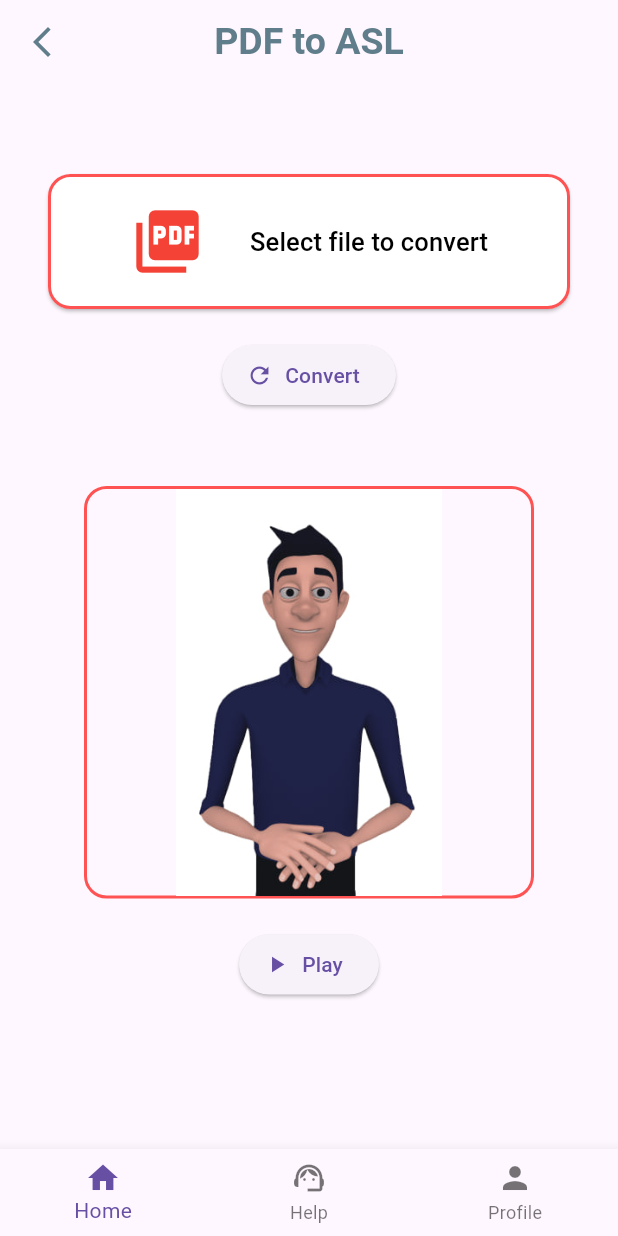
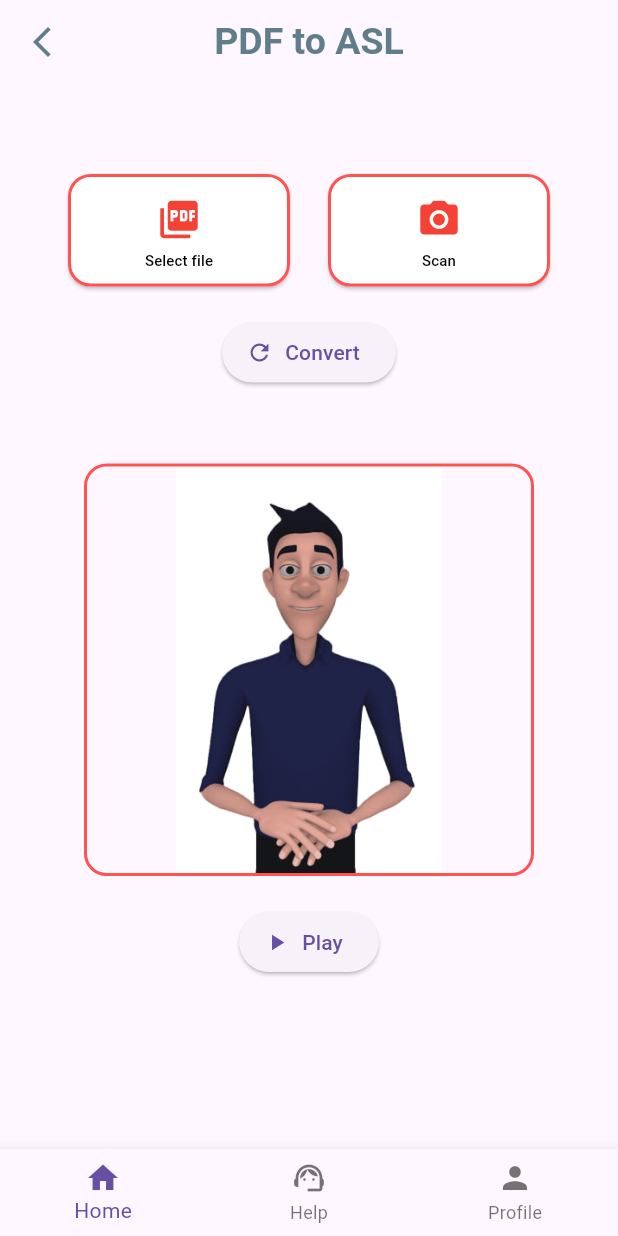
Before and after one commit to Deshan0802/SDGP, a Flutter app: the PdfToAsl screen opened directly, on a phone screen of 412 x 824 dp. Run offline on Flutter 3.47's test engine with Material 3 defaults, Android fonts, the phone set to English and light mode, and no system bars; drawn by our look-alikes of flutter_settings_screens; our stand-ins replace file_picker, firebase_auth, fluttertoast, image_picker, just_audio, percent_indicator and 2 more; missing offline and left inert: simple_ripple_animation; accounts and stored records are empty.

Commit message:
Add scan option to the 'Document to ASL' section

```diff
--- a/frontend/lib/screens/pdf_to_asl_screen.dart
+++ b/frontend/lib/screens/pdf_to_asl_screen.dart
@@ -1,9 +1,10 @@
 import 'package:flutter/material.dart';
+import 'package:image_picker/image_picker.dart';
 import 'package:file_picker/file_picker.dart';
 import 'package:front_end/widgets/reusable.dart';
 
 class PdfToAsl extends StatelessWidget {
-  const PdfToAsl({super.key});
+  const PdfToAsl({Key? key});
 
   Future<void> _openFileExplorer(BuildContext context) async {
     try {
@@ -18,6 +19,15 @@ class PdfToAsl extends StatelessWidget {
       }
     } catch (e) {
       print('Error picking file: $e');
+    }
+  }
+
+  Future<void> _openCamera(BuildContext context) async {
+    final picker = ImagePicker();
+    final pickedImage = await picker.pickImage(source: ImageSource.camera);
+    if (pickedImage != null) {
+      // Do something with the picked image
+      print('Image picked: ${pickedImage.path}');
     }
   }
 
@@ -50,6 +60,9 @@ class PdfToAsl extends StatelessWidget {
                 MainAxisAlignment.start, //Align children to the top
             children: [
               const SizedBox(height: 40),
+              Row(
+                mainAxisAlignment: MainAxisAlignment.spaceEvenly,
+                children: [
                   ElevatedButton(
                     onPressed: () => _openFileExplorer(context),
                     style: ElevatedButton.styleFrom(
@@ -60,24 +73,65 @@ class PdfToAsl extends StatelessWidget {
                       side: const BorderSide(color: Colors.redAccent, width: 2),
                     ),
                     child: const SizedBox(
-                  height: 90,
-                  width: 300,
-                  child: Row(
+                      height: 75,
+                      width: 100,
+                      child: Column(
                         mainAxisAlignment: MainAxisAlignment.center,
                         children: [
+                          SizedBox(
+                            height: 5,
+                          ),
                           Icon(
                             Icons.picture_as_pdf,
                             color: Colors.red,
-                        size: 50,
+                            size: 30,
                           ),
-                      SizedBox(width: 30),
+                          SizedBox(
+                            height: 5,
+                          ),
                           Text(
-                        "Select file to convert",
-                        style: TextStyle(fontSize: 17, color: Colors.black),
+                            "Select file",
+                            style: TextStyle(fontSize: 10, color: Colors.black),
                           ),
                         ],
                       ),
                     ),
+                  ),
+                  ElevatedButton(
+                    onPressed: () => _openCamera(context),
+                    style: ElevatedButton.styleFrom(
+                      shape: RoundedRectangleBorder(
+                        borderRadius: BorderRadius.circular(15),
+                      ),
+                      backgroundColor: Colors.white,
+                      side: const BorderSide(color: Colors.redAccent, width: 2),
+                    ),
+                    child: const SizedBox(
+                      height: 75,
+                      width: 100,
+                      child: Column(
+                        mainAxisAlignment: MainAxisAlignment.center,
+                        children: [
+                          SizedBox(
+                            height: 5,
+                          ),
+                          Icon(
+                            Icons.camera_alt,
+                            color: Colors.red,
+                            size: 30,
+                          ),
+                          SizedBox(
+                            height: 5,
+                          ),
+                          Text(
+                            "Scan",
+                            style: TextStyle(fontSize: 10, color: Colors.black),
+                          ),
+                        ],
+                      ),
+                    ),
+                  ),
+                ],
               ),
               const SizedBox(height: 20),
               ElevatedButton.icon(
```
Lines whose indentation alone changed are shown as unchanged.
